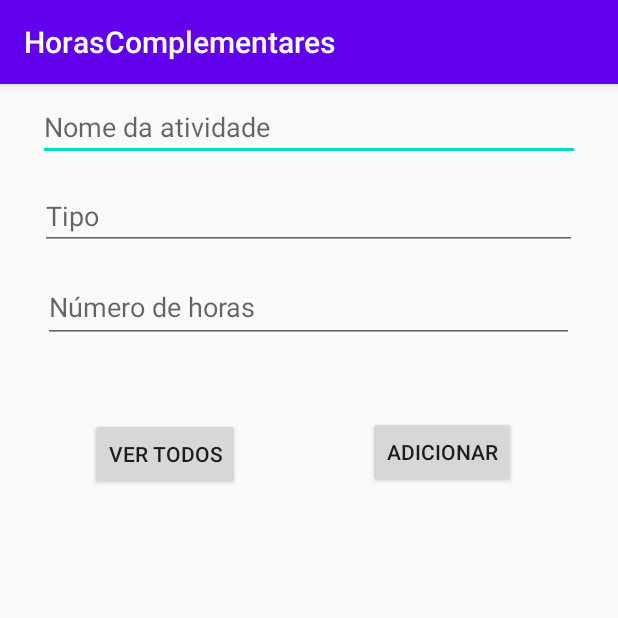
After one commit to EllianAbe/HorasComplementares, an Android app: the CadastroAtividadeActivity screen opened directly, with no data from a screen before it, on a phone screen of 412 x 824 dp, the top half of it. The commit adds this screen. Run offline under Robolectric (Android 15) with nearby library versions, the phone set to English and light mode, and no system bars.

Commit message:
add table Atividades Complementares

```diff
--- a/app/src/main/AndroidManifest.xml
+++ b/app/src/main/AndroidManifest.xml
@@ -9,7 +9,8 @@
         android:roundIcon="@mipmap/ic_launcher_round"
         android:supportsRtl="true"
         android:theme="@style/AppTheme">
-        <activity android:name=".CoordinatorDashboardActivity"></activity>
+        <activity android:name=".CadastroAtividadeActivity"></activity>
+        <activity android:name=".CoordinatorDashboardActivity" />
         <activity android:name=".DashboardActivity" />
         <activity android:name=".LoginActivity">
             <intent-filter>
--- /dev/null
+++ b/app/src/main/java/com/uniso/lpdm/horascomplementares/CadastroAtividadeActivity.java
@@ -0,0 +1,62 @@
+package com.uniso.lpdm.horascomplementares;
+
+import androidx.appcompat.app.AppCompatActivity;
+
+import android.os.Bundle;
+import android.view.View;
+import android.widget.ArrayAdapter;
+import android.widget.Button;
+import android.widget.EditText;
+import android.widget.ListView;
+import android.widget.Toast;
+
+import java.util.List;
+
+public class CadastroAtividadeActivity extends AppCompatActivity {
+
+    // Variáveis de controle do layout
+    EditText campo1, campo2, campo3;
+    Button btnViewAll, btnAdd;
+    ListView lvAtividades;
+
+    @Override
+    protected void onCreate(Bundle savedInstanceState) {
+        super.onCreate(savedInstanceState);
+        setContentView(R.layout.activity_cadastro_atividade);
+
+        campo1 = (EditText) findViewById(R.id.et_campo1);
+        campo2 = (EditText) findViewById(R.id.et_campo2);
+        campo3 = (EditText) findViewById(R.id.et_campo3);
+        btnViewAll = (Button) findViewById(R.id.btn_selectAll);
+        btnAdd = (Button) findViewById((R.id.btn_add));
+        lvAtividades = (ListView) findViewById(R.id.lv_listaDeAC);
+
+        // Exibir todas as atividades complementares do banco de dados
+        btnViewAll.setOnClickListener(new View.OnClickListener() {
+            @Override
+            public void onClick(View v) {
+                DatabaseHelper databaseHelper = new DatabaseHelper(CadastroAtividadeActivity.this);
+                List<AtividadeComplementar> todos = databaseHelper.selecionarTodos();
+
+                ArrayAdapter atividadeAdapter = new ArrayAdapter<AtividadeComplementar>(CadastroAtividadeActivity.this, android.R.layout.simple_list_item_1, todos);
+                lvAtividades.setAdapter(atividadeAdapter);
+            }
+        });
+
+        // Adicionar uma nova atividade
+        btnAdd.setOnClickListener(new View.OnClickListener() {
+            @Override
+            public void onClick(View v) {
+                AtividadeComplementar ac = null;
+                DatabaseHelper databaseHelper = new DatabaseHelper(CadastroAtividadeActivity.this);
+                try {
+                    ac = new AtividadeComplementar(-1, campo1.getText().toString(), campo2.getText().toString(), Integer.parseInt(campo3.getText().toString()), 0);
+                    databaseHelper.adicionarAtividade(ac);
+                    Toast.makeText(CadastroAtividadeActivity.this, "Sucesso!", Toast.LENGTH_SHORT).show();
+                } catch (Exception e) {
+                    Toast.makeText(CadastroAtividadeActivity.this, "Erro ao criar atividade!", Toast.LENGTH_SHORT).show();
+                }
+            }
+        });
+    }
+}
--- a/app/src/main/java/com/uniso/lpdm/horascomplementares/DashboardActivity.java
+++ b/app/src/main/java/com/uniso/lpdm/horascomplementares/DashboardActivity.java
@@ -81,4 +81,10 @@ public class DashboardActivity extends AppCompatActivity {
         intent.putExtra(Intent.EXTRA_TEXT, progressReport);
         startActivity(intent);
     }
+
+    public void onClickAddAtividade(View view){
+        Intent intent = new Intent(this, CadastroAtividadeActivity.class);
+
+        startActivity(intent);
+    }
 }
--- a/app/src/main/java/com/uniso/lpdm/horascomplementares/LoginActivity.java
+++ b/app/src/main/java/com/uniso/lpdm/horascomplementares/LoginActivity.java
@@ -13,6 +13,7 @@ import android.content.Intent;
 import android.os.Bundle;
 import android.view.View;
 import android.widget.EditText;
+import android.widget.Toast;
 
 public class LoginActivity extends AppCompatActivity {
 
@@ -39,6 +40,10 @@ public class LoginActivity extends AppCompatActivity {
             Intent intentCoordinator = new Intent(this, CoordinatorDashboardActivity.class);
             startActivity(intentCoordinator);
         }
+        else{
+            Toast toast = Toast.makeText(this, "Usuário / Senha incorretos!", Toast.LENGTH_SHORT);
+            toast.show();
+        }
 
     }
 }
--- /dev/null
+++ b/app/src/main/res/layout/activity_cadastro_atividade.xml
@@ -0,0 +1,91 @@
+<?xml version="1.0" encoding="utf-8"?>
+<androidx.constraintlayout.widget.ConstraintLayout xmlns:android="http://schemas.android.com/apk/res/android"
+    xmlns:app="http://schemas.android.com/apk/res-auto"
+    xmlns:tools="http://schemas.android.com/tools"
+    android:layout_width="match_parent"
+    android:layout_height="match_parent"
+    tools:context=".CadastroAtividadeActivity">
+
+    <EditText
+        android:id="@+id/et_campo1"
+        android:layout_width="361dp"
+        android:layout_height="43dp"
+        android:layout_marginStart="8dp"
+        android:layout_marginTop="8dp"
+        android:layout_marginEnd="8dp"
+        android:ems="10"
+        android:hint="@string/campo1"
+        android:inputType="textPersonName"
+        app:layout_constraintBottom_toBottomOf="parent"
+        app:layout_constraintEnd_toEndOf="parent"
+        app:layout_constraintHorizontal_bias="0.497"
+        app:layout_constraintStart_toStartOf="parent"
+        app:layout_constraintTop_toTopOf="parent"
+        app:layout_constraintVertical_bias="0.0" />
+
+    <EditText
+        android:id="@+id/et_campo2"
+        android:layout_width="358dp"
+        android:layout_height="44dp"
+        android:layout_marginStart="8dp"
+        android:layout_marginEnd="8dp"
+        android:ems="10"
+        android:hint="@string/campo2"
+        android:inputType="textPersonName"
+        app:layout_constraintBottom_toBottomOf="parent"
+        app:layout_constraintEnd_toEndOf="parent"
+        app:layout_constraintHorizontal_bias="0.497"
+        app:layout_constraintStart_toStartOf="parent"
+        app:layout_constraintTop_toBottomOf="@+id/et_campo1"
+        app:layout_constraintVertical_bias="0.023" />
+
+    <EditText
+        android:id="@+id/et_campo3"
+        android:layout_width="354dp"
+        android:layout_height="47dp"
+        android:layout_marginStart="8dp"
+        android:layout_marginEnd="8dp"
+        android:ems="10"
+        android:hint="@string/campo3"
+        android:inputType="number"
+        app:layout_constraintBottom_toBottomOf="parent"
+        app:layout_constraintEnd_toEndOf="parent"
+        app:layout_constraintHorizontal_bias="0.497"
+        app:layout_constraintStart_toStartOf="parent"
+        app:layout_constraintTop_toBottomOf="@+id/et_campo2"
+        app:layout_constraintVertical_bias="0.024" />
+
+    <Button
+        android:id="@+id/btn_selectAll"
+        android:layout_width="wrap_content"
+        android:layout_height="wrap_content"
+        android:layout_marginStart="60dp"
+        android:text="@string/btn_selectAll"
+        app:layout_constraintBottom_toBottomOf="parent"
+        app:layout_constraintStart_toStartOf="parent"
+        app:layout_constraintTop_toBottomOf="@+id/et_campo3"
+        app:layout_constraintVertical_bias="0.091" />
+
+    <Button
+        android:id="@+id/btn_add"
+        android:layout_width="wrap_content"
+        android:layout_height="wrap_content"
+        android:text="@string/btn_add"
+        app:layout_constraintBottom_toBottomOf="parent"
+        app:layout_constraintEnd_toEndOf="parent"
+        app:layout_constraintHorizontal_bias="0.557"
+        app:layout_constraintStart_toEndOf="@+id/btn_selectAll"
+        app:layout_constraintTop_toBottomOf="@+id/et_campo3"
+        app:layout_constraintVertical_bias="0.089" />
+
+    <ListView
+        android:id="@+id/lv_listaDeAC"
+        android:layout_width="355dp"
+        android:layout_height="420dp"
+        android:layout_marginTop="11dp"
+        app:layout_constraintBottom_toBottomOf="parent"
+        app:layout_constraintEnd_toEndOf="parent"
+        app:layout_constraintStart_toStartOf="parent"
+        app:layout_constraintTop_toBottomOf="@+id/btn_selectAll"
+        app:layout_constraintVertical_bias="0.089" />
+</androidx.constraintlayout.widget.ConstraintLayout>
--- a/app/src/main/res/values/strings.xml
+++ b/app/src/main/res/values/strings.xml
@@ -3,4 +3,10 @@
     <string name="uniso_logo">Uniso Logo</string>
     <string name="aprovar">Aprovar</string>
     <string name="rejeitar">Rejeitar</string>
+    <string name="campo1">Nome da atividade</string>
+    <string name="campo2">Tipo</string>
+    <string name="campo3">Número de horas</string>
+    <string name="btn_selectAll">Ver todos</string>
+    <string name="btn_add">Adicionar</string>
+    <string name="adicionar_atividade">Adicionar Atividade</string>
 </resources>
```
Also changed, not shown: app/src/main/java/com/uniso/lpdm/horascomplementares/AtividadeComplementar.java (added, +69 -0 lines), app/src/main/java/com/uniso/lpdm/horascomplementares/DatabaseHelper.java (+74 -2 lines), app/src/main/res/layout/activity_dashboard.xml (+7 -0 lines), app/src/main/res/layout/progress_bar_category.xml (added, +25 -0 lines).
